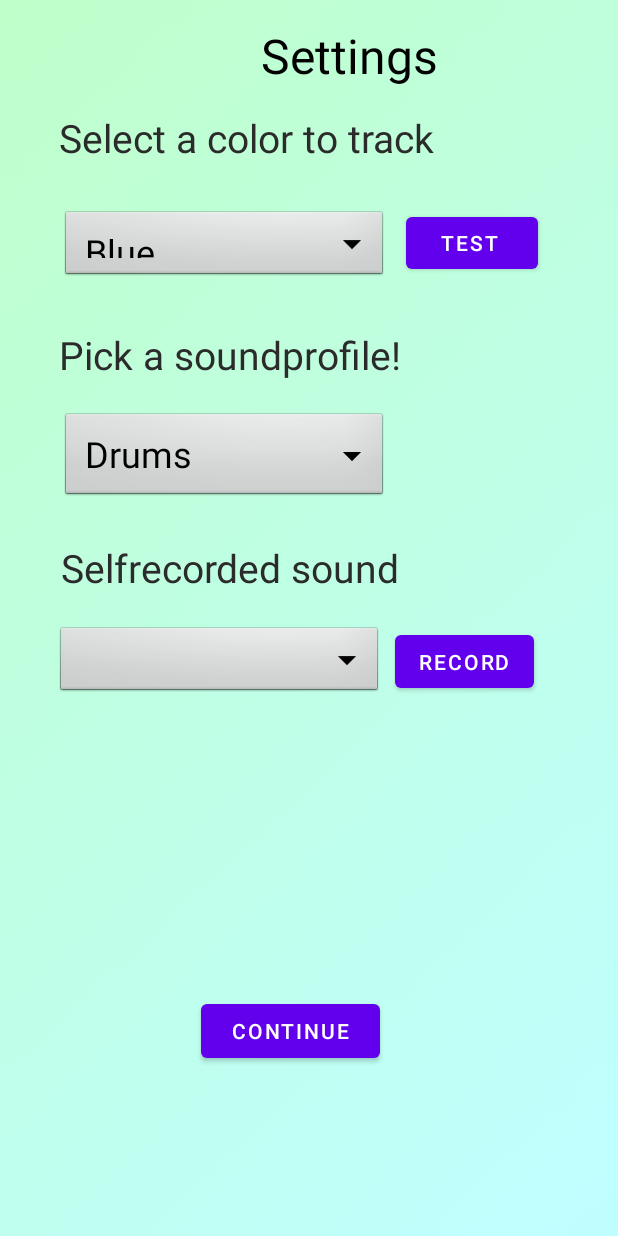
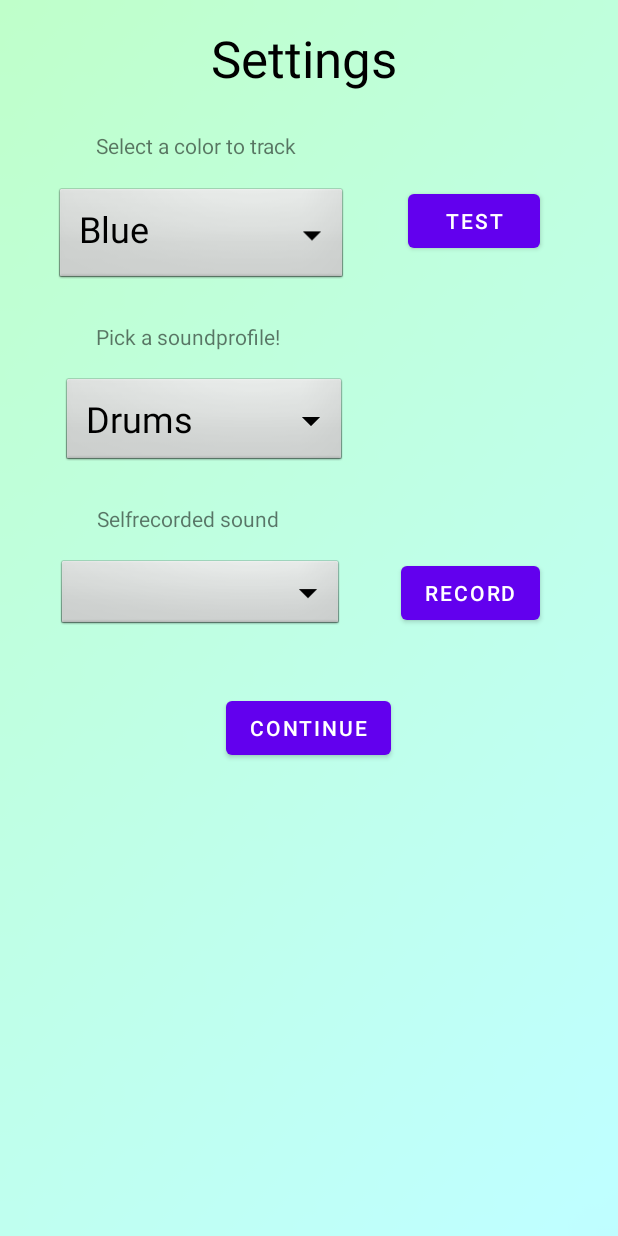
Before and after one commit to Simonnyberg93/D0020E-project, an Android app: the SoundSelection screen opened directly, with no data from a screen before it, on a phone screen of 412 x 824 dp. Run offline under Robolectric (Android 15) with nearby library versions, the phone set to English and light mode, and no system bars.

Commit message:
Fixed mixed sound profile, right sound to right icon.

```diff
--- a/app/src/main/AndroidManifest.xml
+++ b/app/src/main/AndroidManifest.xml
@@ -28,6 +28,10 @@
             android:exported="true"
             tools:ignore="MissingClass" />
         <activity
+            android:name=".SelectcolorTestview"
+            android:exported="true"
+            tools:ignore="MissingClass" />
+        <activity
             android:name=".MainActivity"
             android:exported="true"
             tools:ignore="MissingClass">
@@ -38,7 +42,7 @@
             </intent-filter>
         </activity>
         <activity
-            android:name=".soundSelection"
+            android:name=".SoundSelection"
             tools:ignore="MissingClass" />
     </application>
 
--- a/app/src/main/java/com/example/d0020e_project/CameraActivity.java
+++ b/app/src/main/java/com/example/d0020e_project/CameraActivity.java
@@ -5,7 +5,6 @@ import android.annotation.SuppressLint;
 import android.content.Intent;
 import android.content.pm.PackageManager;
 import android.graphics.Color;
-import android.graphics.PorterDuff;
 import android.os.Bundle;
 import android.util.Log;
 import android.view.SurfaceView;
@@ -25,7 +24,6 @@ import org.opencv.android.JavaCameraView;
 import org.opencv.android.OpenCVLoader;
 import org.opencv.core.Core;
 import org.opencv.core.Mat;
-import org.opencv.core.Point;
 import org.opencv.core.Rect;
 import org.opencv.core.Scalar;
 import org.opencv.imgproc.Imgproc;
@@ -87,7 +85,7 @@ public class CameraActivity extends AppCompatActivity implements CameraBridgeVie
             case "Mixed":
             case "Bass":
             case "Piano":
-                setContentView( R.layout.camera_activity_piano );
+                setContentView( R.layout.camera_activity_secondlayout );
                 break;
             default:
                 setContentView(R.layout.camera_activity);
@@ -132,7 +130,7 @@ public class CameraActivity extends AppCompatActivity implements CameraBridgeVie
         btnBack.setOnClickListener( v -> {
             searchThread.stopLoop();
             soundPlayer.onExit();
-            startActivity( new Intent(CameraActivity.this, soundSelection.class));
+            startActivity( new Intent(CameraActivity.this, SoundSelection.class));
             finish();
         } );
 
@@ -159,6 +157,18 @@ public class CameraActivity extends AppCompatActivity implements CameraBridgeVie
                 loopBox.start();
                 break;
             case "Mixed":
+                // Down
+                boxes[0] = new Box(new Rect(width - (BOXWIDTH * 5), 0, BOXWIDTH, BOXHEIGHT), new LoopRunnable(6, soundPlayer, boxViews,6));
+                boxes[5] = new Box(new Rect(width - (BOXWIDTH * 5) , BOXWIDTH + BOX_PADDING, BOXWIDTH, BOXHEIGHT), new LoopRunnable(5, soundPlayer, boxViews,5));
+                boxes[4] = new Box(new Rect(width - (BOXWIDTH * 5), BOXWIDTH * 2 + BOX_PADDING*2, BOXWIDTH, BOXHEIGHT),  new LoopRunnable(4, soundPlayer, boxViews,4));
+                boxes[3] = new Box(new Rect(width - (BOXWIDTH * 5), BOXWIDTH * 3 + BOX_PADDING*3, BOXWIDTH, BOXHEIGHT), new LoopRunnable(3, soundPlayer, boxViews,3));
+                // Upp
+                boxes[2] = new Box(new Rect((width - (BOXWIDTH * 5/2)), BOXWIDTH + BOX_PADDING, BOXWIDTH, BOXHEIGHT), new LoopRunnable(2, soundPlayer, boxViews,2));
+                boxes[1] = new Box(new Rect((width - (BOXWIDTH * 5/2)), BOXWIDTH * 2 + BOX_PADDING*2, BOXWIDTH, BOXHEIGHT), new LoopRunnable(1, soundPlayer, boxViews,1));
+                boxes[6] = new Box(new Rect((width - (BOXWIDTH * 5/2)), BOXWIDTH * 3 + BOX_PADDING*3, BOXWIDTH, BOXHEIGHT), new LoopRunnable(0, soundPlayer, boxViews,0));
+                loopBox = new LoopBox(new Rect((width - (BOXWIDTH * 5/2)),  0, BOXWIDTH, BOXHEIGHT), loopIcon);
+                loopBox.start();
+                break;
             case "Bass":
             case "Piano":
                 // Down
@@ -294,9 +304,6 @@ public class CameraActivity extends AppCompatActivity implements CameraBridgeVie
         return frame1;
     }
 
-    public void releaseObjects() {
-        //frame1.release();
-    }
 
     @Override
     public void onCameraViewStopped() {
@@ -305,7 +312,6 @@ public class CameraActivity extends AppCompatActivity implements CameraBridgeVie
             boxes[i].loop.stopThread();
         }
         searchThread.stopLoop();
-        releaseObjects();
         finish();
     }
 
@@ -316,7 +322,6 @@ public class CameraActivity extends AppCompatActivity implements CameraBridgeVie
     @Override
     protected void onDestroy() {
         super.onDestroy();
-        releaseObjects();
         if (javaCameraView != null){
             javaCameraView.disableView();
         }
@@ -326,7 +331,6 @@ public class CameraActivity extends AppCompatActivity implements CameraBridgeVie
     @Override
     protected void onPause() {
         super.onPause();
-        releaseObjects();
         if(javaCameraView != null) {
             javaCameraView.disableView();
         }
--- a/app/src/main/java/com/example/d0020e_project/MainActivity.java
+++ b/app/src/main/java/com/example/d0020e_project/MainActivity.java
@@ -27,7 +27,7 @@ public class MainActivity extends AppCompatActivity {
         startBtn.setOnClickListener(new View.OnClickListener() {
             @Override
             public void onClick(View view) {
-                Intent selectSound = new Intent(MainActivity.this, soundSelection.class);
+                Intent selectSound = new Intent(MainActivity.this, SoundSelection.class);
                 startActivity(selectSound);
             }
         });
--- a/app/src/main/java/com/example/d0020e_project/SelectcolorTestview.java
+++ b/app/src/main/java/com/example/d0020e_project/SelectcolorTestview.java
@@ -79,7 +79,7 @@ public class SelectcolorTestview extends AppCompatActivity implements CameraBrid
         Button btnBack = findViewById( R.id.btnBack );
         btnBack.setOnClickListener( v -> {
             searchThread.stopLoop();
-            startActivity( new Intent(SelectcolorTestview.this, soundSelection.class));
+            startActivity( new Intent(SelectcolorTestview.this, SoundSelection.class));
             finish();
         } );
 
@@ -139,18 +139,14 @@ public class SelectcolorTestview extends AppCompatActivity implements CameraBrid
         // read first frame
         frame1 = inputFrame.rgba();
         // use when testing on (some) emulator's.
-        //Imgproc.cvtColor( frame1, frame1, Imgproc.COLOR_BGR2RGB );
-
+       // Imgproc.cvtColor( frame1, frame1, Imgproc.COLOR_BGR2RGB );
         /* Add the current frame to queue in search for object thread */
         if (frame1 != null) {
             searchThread.addFrame(frame1.clone());
         }
-        // draw our sensor locations, this will be removed, we do not want to draw on every frame.
         Point coordinate = searchThread.getCurrentLocation();
-        Point coordinate2 = searchThread.getSecondLocation();
         // For development purposes we draw a circle around the tracked object
         Imgproc.circle( frame1, coordinate, 20, WHITE );
-        Imgproc.circle( frame1, coordinate2, 20, WHITE );
 
         // make the image not mirrored
         Core.flip(frame1, frame1, 1);
--- a/app/src/main/java/com/example/d0020e_project/soundSelection.java
+++ b/app/src/main/java/com/example/d0020e_project/SoundSelection.java
@@ -1,21 +1,21 @@
 package com.example.d0020e_project;
 
+import static android.view.View.VISIBLE;
+
 import androidx.appcompat.app.AppCompatActivity;
-import androidx.recyclerview.widget.RecyclerView;
 
 import android.content.Intent;
-import android.media.MediaPlayer;
 import android.os.Bundle;
 import android.view.Window;
 import android.view.WindowManager;
 import android.widget.ArrayAdapter;
 import android.widget.Button;
 import android.widget.Spinner;
-import android.widget.TextView;
 
-public class soundSelection extends AppCompatActivity {
+public class SoundSelection extends AppCompatActivity {
 
-    public int[][] getSounds(String s) {
+
+    public int[][] getSounds( String s) {
         int[][] profile = new int[7][2];
         switch (s) {
             case "Trumpet":
@@ -79,7 +79,7 @@ public class soundSelection extends AppCompatActivity {
         getWindow().addFlags( WindowManager.LayoutParams.FLAG_KEEP_SCREEN_ON);
 
         //Select color and test color
-        Spinner testColorSelectionSpinner = findViewById( R.id.spinnerColor);
+        Spinner testColorSelectionSpinner = findViewById( R.id.spinnerColor );
         String[] testColors = new String [] {"Blue", "Green", "Orange", "Pink", "Yellow", "Red"};
 
         ArrayAdapter<String> adapterColor = new ArrayAdapter<>(this, R.layout.spinner_selected_item, testColors);
@@ -88,7 +88,7 @@ public class soundSelection extends AppCompatActivity {
 
         Button colorTestBtn = findViewById(R.id.colorTestBtn);
         colorTestBtn.setOnClickListener( v -> {
-            startActivity( new Intent(soundSelection.this, SelectcolorTestview.class).putExtra("colorKey",
+            startActivity( new Intent( SoundSelection.this, SelectcolorTestview.class).putExtra("colorKey",
                     ( (String) testColorSelectionSpinner.getSelectedItem())));
             finish();
         });
@@ -102,9 +102,8 @@ public class soundSelection extends AppCompatActivity {
         soundProfileDropdown.setAdapter( adapter );
 
         Button camBtn = findViewById(R.id.continueBtn);
-
         camBtn.setOnClickListener( v -> {
-            Intent camActIntent = new Intent(soundSelection.this, CameraActivity.class);
+            Intent camActIntent = new Intent( SoundSelection.this, CameraActivity.class);
             camActIntent.putExtra("colorKey", ( (String) testColorSelectionSpinner.getSelectedItem()));
             camActIntent.putExtra("SoundProfile",  (String) soundProfileDropdown.getSelectedItem());
             camActIntent.putExtra( "profile", (int[][]) getSounds( (String) soundProfileDropdown.getSelectedItem() ) );
--- a/app/src/main/res/layout/activity_sound_selection.xml
+++ b/app/src/main/res/layout/activity_sound_selection.xml
@@ -5,162 +5,125 @@
     android:layout_width="match_parent"
     android:layout_height="match_parent"
     android:background="@drawable/bgsoundselect"
-    tools:context=".soundSelection">
+    tools:context=".SoundSelection">
+
+    <androidx.constraintlayout.widget.ConstraintLayout
+        android:id="@+id/constLayout"
+        android:layout_width="match_parent"
+        android:layout_height="match_parent">
+
+        <TextView
+            android:id="@+id/textView"
+            android:layout_width="130dp"
+            android:layout_height="47dp"
+            android:layout_marginTop="16dp"
+            android:text="Settings"
+            android:textColor="@color/black"
+            android:textSize="34sp"
+            app:layout_constraintEnd_toEndOf="parent"
+            app:layout_constraintHorizontal_bias="0.498"
+            app:layout_constraintStart_toStartOf="parent"
+            app:layout_constraintTop_toTopOf="parent" />
+
+        <TextView
+            android:id="@+id/textView2"
+            android:layout_width="144dp"
+            android:layout_height="20dp"
+            android:layout_marginTop="24dp"
+            android:text="Select a color to track"
+            app:layout_constraintEnd_toStartOf="@+id/colorTestBtn"
+            app:layout_constraintStart_toStartOf="parent"
+            app:layout_constraintTop_toBottomOf="@+id/textView" />
+
+        <Button
+            android:id="@+id/colorTestBtn"
+            android:layout_width="wrap_content"
+            android:layout_height="wrap_content"
+            android:layout_marginTop="16dp"
+            android:layout_marginEnd="52dp"
+            android:text="TEST"
+            app:layout_constraintEnd_toEndOf="parent"
+            app:layout_constraintTop_toBottomOf="@+id/textView2" />
 
         <Spinner
-        android:id="@+id/spinnerRecord"
-        android:layout_width="218dp"
-        android:layout_height="50dp"
-        android:layout_below="@+id/textView4"
-        android:layout_alignStart="@+id/textView4"
-        android:layout_marginStart="-3dp"
-        android:layout_marginTop="20dp"
+            android:id="@+id/spinnerColor"
+            android:layout_width="195dp"
+            android:layout_height="67dp"
+            android:layout_marginTop="16dp"
             android:background="@android:drawable/btn_dropdown"
             android:spinnerMode="dropdown"
-        app:layout_constraintBottom_toBottomOf="parent"
+            android:textAlignment="center"
+            android:visibility="visible"
+            app:layout_constraintEnd_toStartOf="@+id/colorTestBtn"
+            app:layout_constraintHorizontal_bias="0.474"
+            app:layout_constraintStart_toStartOf="parent"
+            app:layout_constraintTop_toBottomOf="@+id/textView2" />
+
+        <TextView
+            android:id="@+id/textView3"
+            android:layout_width="wrap_content"
+            android:layout_height="wrap_content"
+            android:layout_marginTop="24dp"
+            android:text="Pick a soundprofile!"
             app:layout_constraintEnd_toEndOf="parent"
-        app:layout_constraintHorizontal_bias="0.115"
+            app:layout_constraintHorizontal_bias="0.222"
             app:layout_constraintStart_toStartOf="parent"
-        app:layout_constraintTop_toTopOf="parent"
-        app:layout_constraintVertical_bias="0.74" />
+            app:layout_constraintTop_toBottomOf="@+id/spinnerColor" />
+
+        <Spinner
+            android:id="@+id/spinnerSP"
+            android:layout_width="190dp"
+            android:layout_height="62dp"
+            android:layout_marginTop="16dp"
+            android:background="@android:drawable/btn_dropdown"
+            android:spinnerMode="dropdown"
+            android:textAlignment="center"
+            app:layout_constraintEnd_toStartOf="@+id/colorTestBtn"
+            app:layout_constraintStart_toStartOf="parent"
+            app:layout_constraintTop_toBottomOf="@+id/textView3" />
+
+        <TextView
+            android:id="@+id/textView4"
+            android:layout_width="wrap_content"
+            android:layout_height="wrap_content"
+            android:layout_marginTop="24dp"
+            android:text="Selfrecorded sound"
+            app:layout_constraintEnd_toEndOf="parent"
+            app:layout_constraintHorizontal_bias="0.222"
+            app:layout_constraintStart_toStartOf="parent"
+            app:layout_constraintTop_toBottomOf="@+id/spinnerSP" />
 
         <Button
             android:id="@+id/recordBtn"
             android:layout_width="wrap_content"
             android:layout_height="wrap_content"
-        android:layout_alignTop="@+id/spinnerRecord"
-        android:layout_alignBottom="@+id/spinnerRecord"
-        android:layout_marginStart="8dp"
-        android:layout_marginTop="1dp"
-        android:layout_marginBottom="1dp"
-        android:layout_toEndOf="@+id/spinnerRecord"
-        android:minHeight="48dp"
-        android:text="Record"
-        app:layout_constraintBottom_toBottomOf="@+id/spinnerRecord"
+            android:layout_marginTop="16dp"
+            android:layout_marginEnd="52dp"
+            android:text="RECORD"
             app:layout_constraintEnd_toEndOf="parent"
-        app:layout_constraintHorizontal_bias="0.0"
-        app:layout_constraintStart_toEndOf="@+id/spinnerRecord"
-        app:layout_constraintTop_toTopOf="@+id/spinnerRecord" />
+            app:layout_constraintTop_toBottomOf="@+id/textView4" />
+
+        <Spinner
+            android:id="@+id/spinnerRecord"
+            android:layout_width="191dp"
+            android:layout_height="50dp"
+            android:layout_marginTop="16dp"
+            android:background="@android:drawable/btn_dropdown"
+            android:spinnerMode="dropdown"
+            android:textAlignment="center"
+            app:layout_constraintEnd_toStartOf="@+id/recordBtn"
+            app:layout_constraintStart_toStartOf="parent"
+            app:layout_constraintTop_toBottomOf="@+id/textView4" />
 
         <Button
             android:id="@+id/continueBtn"
-        android:layout_width="119dp"
-        android:layout_height="wrap_content"
-        android:layout_below="@+id/spinnerRecord"
-        android:layout_alignEnd="@+id/spinnerRecord"
-        android:layout_marginTop="197dp"
-        android:layout_marginEnd="2dp"
-        android:text="Continue" />
-
-    <TextView
-        android:id="@+id/textView4"
-        android:layout_width="248dp"
-        android:layout_height="wrap_content"
-        android:layout_below="@+id/spinnerSP"
-        android:layout_alignStart="@+id/spinnerColor"
-        android:layout_alignEnd="@+id/textView3"
-        android:layout_marginStart="0dp"
-        android:layout_marginTop="25dp"
-        android:layout_marginEnd="-24sp"
-        android:text="Selfrecorded sound"
-        android:textColor="#2B2B2B"
-        android:textSize="26sp" />
-
-    <TextView
-        android:id="@+id/textView3"
-        android:layout_width="303dp"
-        android:layout_height="49dp"
-        android:layout_below="@+id/textView2"
-        android:layout_alignParentStart="true"
-        android:layout_alignParentEnd="true"
-        android:layout_marginStart="39dp"
-        android:layout_marginTop="15dp"
-        android:layout_marginEnd="26dp"
-        android:text="Select a color to track"
-        android:textColor="#2B2B2B"
-        android:textSize="26sp"
-        app:layout_constraintBottom_toTopOf="@+id/spinnerColor"
-        tools:layout_editor_absoluteX="43dp" />
-
-    <Spinner
-        android:id="@+id/spinnerSP"
-        android:layout_width="219dp"
-        android:layout_height="wrap_content"
-        android:layout_below="@+id/textView"
-        android:layout_alignStart="@+id/textView"
-        android:layout_alignEnd="@+id/spinnerColor"
-        android:layout_marginStart="1dp"
-        android:layout_marginTop="15dp"
-        android:layout_marginEnd="0dp"
-        android:background="@android:drawable/btn_dropdown"
-        android:spinnerMode="dropdown"
-        app:layout_constraintBottom_toBottomOf="parent"
-        app:layout_constraintEnd_toEndOf="parent"
-        app:layout_constraintHorizontal_bias="0.115"
-        app:layout_constraintStart_toStartOf="parent"
-        app:layout_constraintTop_toTopOf="parent"
-        app:layout_constraintVertical_bias="0.74" />
-
-    <Button
-        android:id="@+id/colorTestBtn"
             android:layout_width="wrap_content"
             android:layout_height="wrap_content"
-        android:layout_alignTop="@+id/spinnerColor"
-        android:layout_alignBottom="@+id/spinnerColor"
-        android:layout_marginStart="12dp"
-        android:layout_marginTop="0dp"
-        android:layout_marginBottom="3dp"
-        android:layout_toEndOf="@+id/spinnerColor"
-        android:minHeight="48dp"
-        android:text="Test "
-        app:layout_constraintBottom_toBottomOf="@+id/spinnerColor"
+            android:layout_marginTop="40dp"
+            android:text="CONTINUE"
             app:layout_constraintEnd_toEndOf="parent"
-        app:layout_constraintHorizontal_bias="0.0"
-        app:layout_constraintStart_toEndOf="@+id/spinnerColor"
-        app:layout_constraintTop_toTopOf="@+id/spinnerColor"
-        tools:ignore="TouchTargetSizeCheck" />
-
-    <Spinner
-        android:id="@+id/spinnerColor"
-        android:layout_width="218dp"
-        android:layout_height="50dp"
-        android:layout_below="@+id/textView3"
-        android:layout_alignStart="@+id/textView3"
-        android:layout_marginStart="1dp"
-        android:layout_marginTop="15dp"
-        android:background="@android:drawable/btn_dropdown"
-        android:spinnerMode="dropdown"
-        app:layout_constraintBottom_toBottomOf="parent"
-        app:layout_constraintEnd_toEndOf="parent"
-        app:layout_constraintHorizontal_bias="0.115"
+            app:layout_constraintHorizontal_bias="0.498"
             app:layout_constraintStart_toStartOf="parent"
-        app:layout_constraintTop_toTopOf="parent"
-        app:layout_constraintVertical_bias="0.74" />
-
-    <TextView
-        android:id="@+id/textView"
-        android:layout_width="254dp"
-        android:layout_height="39dp"
-        android:layout_below="@+id/spinnerColor"
-        android:layout_alignStart="@+id/spinnerColor"
-        android:layout_alignEnd="@+id/textView3"
-        android:layout_marginStart="-1dp"
-        android:layout_marginTop="30dp"
-        android:layout_marginEnd="-28dp"
-        android:text="Pick a soundprofile!"
-        android:textColor="#2B2B2B"
-        android:textSize="26sp" />
-
-    <TextView
-        android:id="@+id/textView2"
-        android:layout_width="wrap_content"
-        android:layout_height="wrap_content"
-        android:layout_alignParentTop="true"
-        android:layout_alignParentEnd="true"
-        android:layout_marginTop="15dp"
-        android:layout_marginEnd="120dp"
-        android:text="Settings"
-        android:textColor="@color/black"
-        android:textSize="32sp" />
-
+            app:layout_constraintTop_toBottomOf="@+id/spinnerRecord" />
+    </androidx.constraintlayout.widget.ConstraintLayout>
 </RelativeLayout>
```
Also changed, not shown: app/src/main/res/layout/camera_activity_secondlayout.xml (renamed from app/src/main/res/layout/camera_activity_piano.xml). Lines whose indentation alone changed are shown as unchanged.
